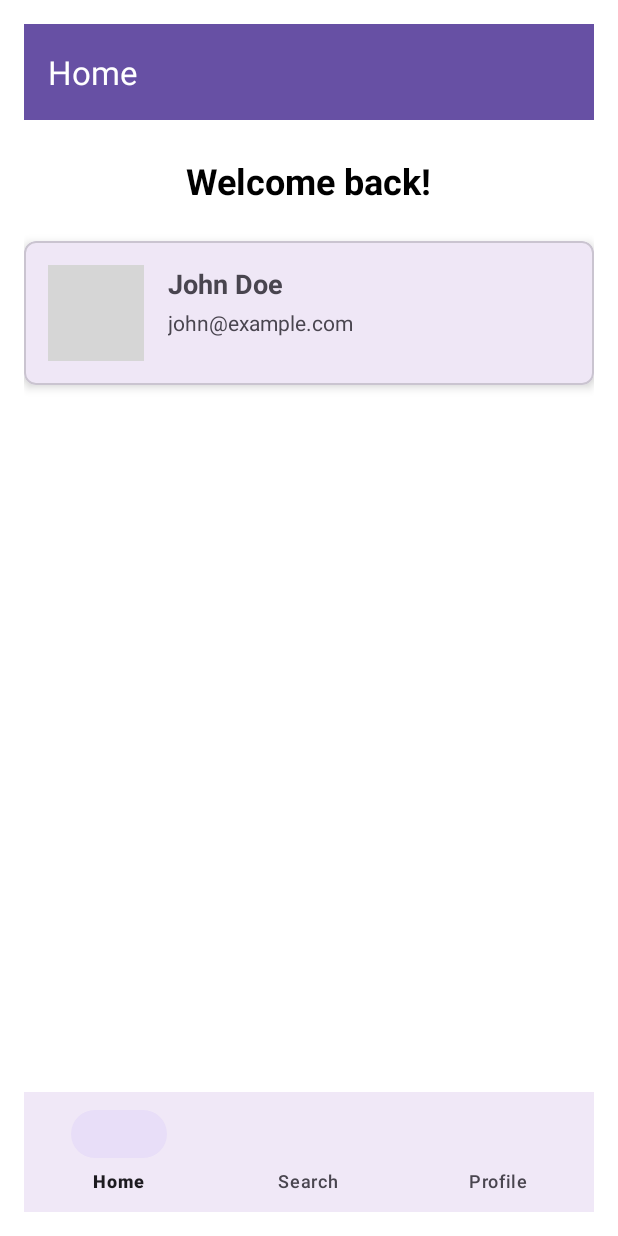
After one commit to rahulkumardev24/login_and_signup_with_shared_preferences_kotlin, an Android app: the home_screen screen opened directly, with no data from a screen before it, on a phone screen of 412 x 824 dp. The commit adds this screen. Run offline under Robolectric (Android 15) with nearby library versions, the light colour scheme and no system bars; grey boxes are pictures that could not be loaded.

```diff
--- /dev/null
+++ b/app/src/main/java/com/example/login_and_signup_shared_preference_kotlin/home_screen.kt
@@ -0,0 +1,18 @@
+package com.example.login_and_signup_shared_preference_kotlin
+
+import android.os.Bundle
+import androidx.activity.enableEdgeToEdge
+import androidx.appcompat.app.AppCompatActivity
+import androidx.core.view.ViewCompat
+import androidx.core.view.WindowInsetsCompat
+import com.example.login_and_signup_shared_preference_kotlin.databinding.ActivityHomeScreenBinding
+
+class home_screen : AppCompatActivity() {
+    lateinit var binding: ActivityHomeScreenBinding
+    override fun onCreate(savedInstanceState: Bundle?) {
+        super.onCreate(savedInstanceState)
+        enableEdgeToEdge()
+        binding = ActivityHomeScreenBinding.inflate(layoutInflater)
+        setContentView(binding.root)
+    }
+}
--- /dev/null
+++ b/app/src/main/res/layout/activity_home_screen.xml
@@ -0,0 +1,114 @@
+<?xml version="1.0" encoding="utf-8"?>
+<androidx.constraintlayout.widget.ConstraintLayout
+    xmlns:android="http://schemas.android.com/apk/res/android"
+    xmlns:app="http://schemas.android.com/apk/res-auto"
+    xmlns:tools="http://schemas.android.com/tools"
+    android:layout_width="match_parent"
+    android:layout_height="match_parent"
+    android:background="@color/white"
+    android:padding="16dp"
+    tools:context=".home_screen">
+
+    <!-- App Bar -->
+    <com.google.android.material.appbar.MaterialToolbar
+        android:id="@+id/toolbar"
+        android:layout_width="match_parent"
+        android:layout_height="?attr/actionBarSize"
+        android:background="?attr/colorPrimary"
+        android:elevation="4dp"
+        android:theme="@style/ThemeOverlay.MaterialComponents.Dark.ActionBar"
+        app:layout_constraintEnd_toEndOf="parent"
+        app:layout_constraintStart_toStartOf="parent"
+        app:layout_constraintTop_toTopOf="parent"
+        app:title="Home"
+        app:titleTextColor="@color/white" />
+
+    <!-- Welcome Message -->
+    <TextView
+        android:id="@+id/tvWelcome"
+        android:layout_width="wrap_content"
+        android:layout_height="wrap_content"
+        android:text="Welcome back!"
+        android:textSize="24sp"
+        android:textColor="@color/black"
+        android:textStyle="bold"
+        app:layout_constraintLeft_toLeftOf="parent"
+        app:layout_constraintRight_toRightOf="parent"
+        app:layout_constraintTop_toBottomOf="@id/toolbar"
+        android:layout_marginTop="24dp"/>
+
+    <!-- User Profile Card -->
+    <com.google.android.material.card.MaterialCardView
+        android:id="@+id/profileCard"
+        android:layout_width="match_parent"
+        android:layout_height="wrap_content"
+        android:layout_marginTop="24dp"
+        app:cardCornerRadius="8dp"
+        app:cardElevation="4dp"
+        app:layout_constraintTop_toBottomOf="@id/tvWelcome"
+        app:layout_constraintStart_toStartOf="parent"
+        app:layout_constraintEnd_toEndOf="parent">
+
+        <LinearLayout
+            android:layout_width="match_parent"
+            android:layout_height="wrap_content"
+            android:orientation="horizontal"
+            android:padding="16dp">
+
+            <ImageView
+                android:id="@+id/ivProfile"
+                android:layout_width="64dp"
+                android:layout_height="64dp"
+                android:src="@drawable/ic_profile"
+                android:contentDescription="Profile image"
+                android:layout_marginEnd="16dp"/>
+
+            <LinearLayout
+                android:layout_width="match_parent"
+                android:layout_height="wrap_content"
+                android:orientation="vertical">
+
+                <TextView
+                    android:id="@+id/tvUserName"
+                    android:layout_width="wrap_content"
+                    android:layout_height="wrap_content"
+                    android:text="John Doe"
+                    android:textSize="18sp"
+                    android:textStyle="bold"/>
+
+                <TextView
+                    android:id="@+id/tvUserEmail"
+                    android:layout_width="wrap_content"
+                    android:layout_height="wrap_content"
+                    android:text="john@example.com"
+                    android:textSize="14sp"
+                    android:layout_marginTop="4dp"/>
+            </LinearLayout>
+        </LinearLayout>
+    </com.google.android.material.card.MaterialCardView>
+
+    <!-- Features Grid -->
+    <androidx.recyclerview.widget.RecyclerView
+        android:id="@+id/rvFeatures"
+        android:layout_width="match_parent"
+        android:layout_height="0dp"
+        android:layout_marginTop="24dp"
+        app:layout_constraintTop_toBottomOf="@id/profileCard"
+        app:layout_constraintBottom_toTopOf="@id/bottomNavigation"
+        app:layout_constraintStart_toStartOf="parent"
+        app:layout_constraintEnd_toEndOf="parent"
+        tools:listitem="@layout/item_feature"/>
+
+    <!-- Bottom Navigation -->
+    <com.google.android.material.bottomnavigation.BottomNavigationView
+        android:id="@+id/bottomNavigation"
+        android:layout_width="match_parent"
+        android:layout_height="wrap_content"
+        app:layout_constraintBottom_toBottomOf="parent"
+        app:layout_constraintStart_toStartOf="parent"
+        app:layout_constraintEnd_toEndOf="parent"
+        app:menu="@menu/bottom_nav_menu"
+        app:labelVisibilityMode="labeled"
+        android:background="?android:attr/windowBackground"/>
+
+</androidx.constraintlayout.widget.ConstraintLayout>
--- a/app/src/main/res/layout/activity_main.xml
+++ b/app/src/main/res/layout/activity_main.xml
@@ -105,6 +105,7 @@
     <!-- Login Button -->
     <Button
         style="@style/Widget.MaterialComponents.Button"
+        android:id="@+id/btnLogin"
         android:layout_width="match_parent"
         android:layout_height="wrap_content"
         android:layout_marginBottom="24dp"
--- /dev/null
+++ b/app/src/main/res/menu/bottom_nav_menu.xml
@@ -0,0 +1,12 @@
+<?xml version="1.0" encoding="utf-8"?>
+<menu xmlns:android="http://schemas.android.com/apk/res/android">
+    <item
+        android:id="@+id/nav_home"
+        android:title="Home"/>
+    <item
+        android:id="@+id/nav_search"
+        android:title="Search"/>
+    <item
+        android:id="@+id/nav_profile"
+        android:title="Profile"/>
+</menu>
```
Also changed, not shown: app/src/main/AndroidManifest.xml (+5 -2 lines), app/src/main/java/com/example/login_and_signup_shared_preference_kotlin/MainActivity.kt (+15 -0 lines), app/src/main/java/com/example/login_and_signup_shared_preference_kotlin/Signup_screen.kt (+45 -1 lines), app/src/main/res/layout/activity_singup_screen.xml (+4 -3 lines), app/src/main/res/layout/item_feature.xml (added, +42 -0 lines).
